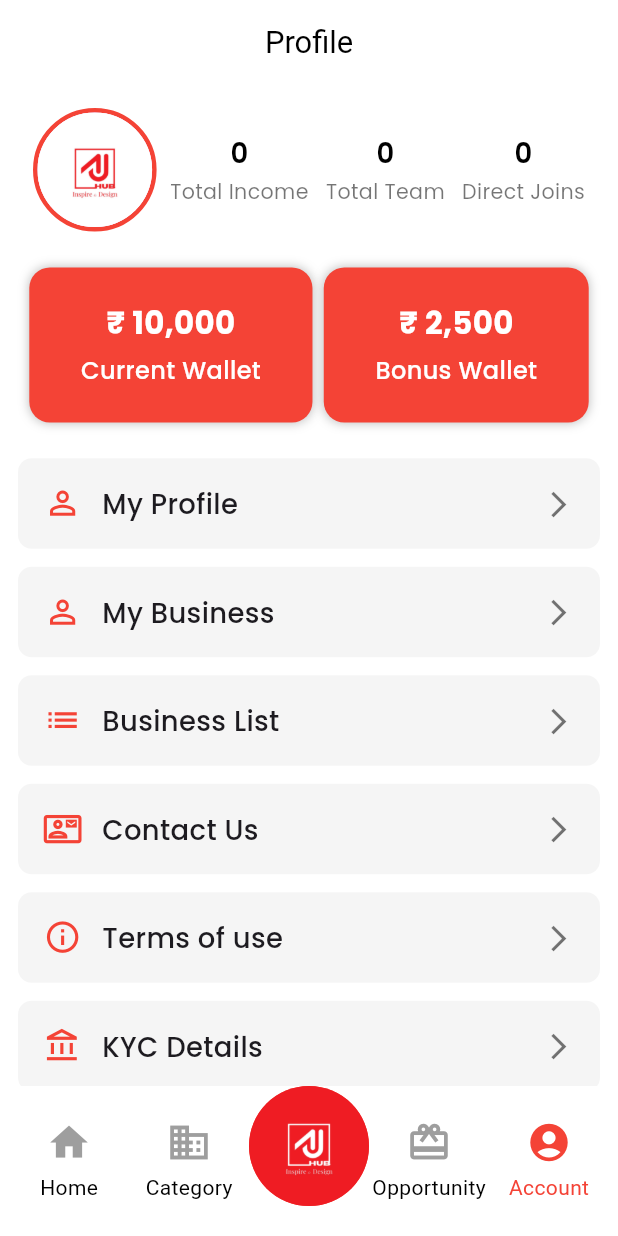
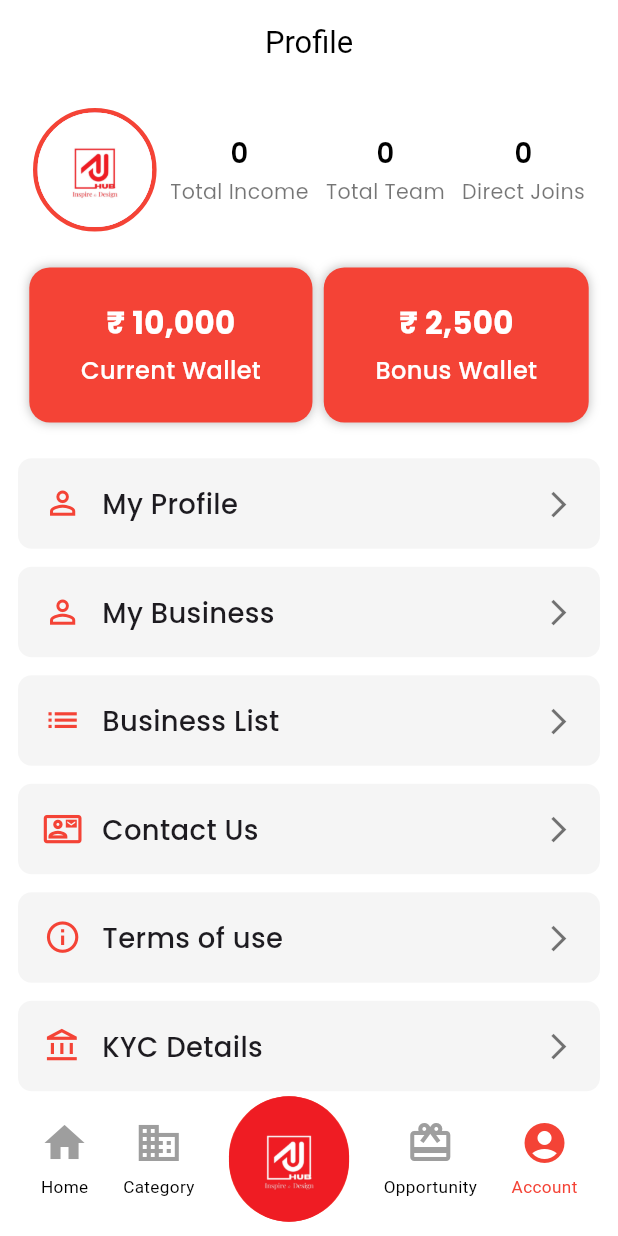
Before and after one commit to Rutu83/A-J-hub, a Flutter app: the DashboardScreen screen opened directly, swiped to page 4, on a phone screen of 412 x 824 dp. Run offline on Flutter 3.47's test engine with Material 3 defaults, Android fonts, the phone set to English and light mode, and no system bars; our stand-ins replace carousel_slider, country_picker, dotted_border, fl_chart, flutter_screenutil, google_fonts and 7 more; missing offline and left inert: flutter_appauth; accounts and stored records are empty; generated files the repository leaves out were written again; network calls fail; project files that could hold a hidden picture were left out.

Commit message:
22/10/2024 new

```diff
--- a/lib/screens/contact_us.dart
+++ b/lib/screens/contact_us.dart
@@ -71,7 +71,7 @@ class ContactUs extends StatelessWidget {
   Widget buildContactField() {
     return Column(
       children: [
-        SizedBox(
+        const SizedBox(
           height: 20,
         ),
         buildContactContainer(
@@ -79,7 +79,7 @@ class ContactUs extends StatelessWidget {
           contactInfo: '99258 50305',
           onTap: () => _launchUrl('https://wa.me/99258 50305'),
         ),
-        SizedBox(
+        const SizedBox(
           height: 20,
         ),
         buildContactContainer(
--- a/lib/screens/dashbord_screen.dart
+++ b/lib/screens/dashbord_screen.dart
@@ -1,9 +1,10 @@
+import 'package:flutter/material.dart';
+import 'package:flutter_screenutil/flutter_screenutil.dart';
+import 'package:allinone_app/screens/business_screen.dart';
 import 'package:allinone_app/screens/customer_screen.dart';
 import 'package:allinone_app/screens/home_screen.dart';
 import 'package:allinone_app/screens/oportunity.dart';
 import 'package:allinone_app/screens/profile_screen.dart';
-import 'package:allinone_app/screens/business_screen.dart'; // Import the new screen
-import 'package:flutter/material.dart';
 
 class DashboardScreen extends StatefulWidget {
   const DashboardScreen({super.key});
@@ -18,7 +19,8 @@ class DashboardScreenState extends State<DashboardScreen> {
 
   @override
   Widget build(BuildContext context) {
-    return Scaffold(
+    return SafeArea(
+      child: Scaffold(
         body: PageView(
           controller: _pageController,
           onPageChanged: (index) {
@@ -34,55 +36,57 @@ class DashboardScreenState extends State<DashboardScreen> {
             BusinessScreen(), // Add the new screen here
           ],
         ),
-      bottomSheet: Container(
+        bottomNavigationBar: SafeArea(
+          child: Container(
+            padding: EdgeInsets.only(bottom: 8.h), // Added padding to prevent overflow
             color: Colors.white,
-        child: Stack(
+            child: Row(
+              // Removed 'spaceEvenly' to manually control space
+              mainAxisAlignment: MainAxisAlignment.center,
               children: [
-            Container(
-              color: Colors.white,
-              child: Column(
-                mainAxisSize: MainAxisSize.min,
-                children: [
-                  Row(
-                    mainAxisAlignment: MainAxisAlignment.center, // Center items with less space between
-                    crossAxisAlignment: CrossAxisAlignment.end,
-                    children: [
+                // No space between Home and Category
                 _buildMenuItem(Icons.home, "Home", 0),
+                SizedBox(width: 20.w), // Adjust this value to control the space
                 _buildMenuItem(Icons.business, "Category", 1),
+
+                // Add space here between Category and Account
+                SizedBox(width: 20.w), // Adjust this value to control the space
+
                 GestureDetector(
                   onTap: () {
                     setState(() {
-                            _selectedIndex = 4; // Update to navigate to the new screen
+                      _selectedIndex = 4;
                     });
-                          _pageController.jumpToPage(4); // Navigate to the new screen
+                    _pageController.jumpToPage(4);
                   },
                   child: Container(
-                          height: 80,
-                          width: 80,
-                          margin: const EdgeInsets.only(bottom: 20),
+                    height: 70.h,
+                    width: 70.w, // Adjusted size
                     decoration: BoxDecoration(
                       color: Colors.red,
-                            borderRadius: BorderRadius.circular(50),
+                      borderRadius: BorderRadius.circular(50.r),
                     ),
                     child: ClipOval(
                       child: Image.asset(
                         'assets/images/aj2.jpg',
-                              height: 80,
-                              width: 80,
+                        height: 70.h,
+                        width: 70.w,
                         fit: BoxFit.cover,
                       ),
                     ),
                   ),
                 ),
+
+                // Add space here between Opportunity and Account
+                SizedBox(width: 20.w), // Adjust this value to control the space
+
                 _buildMenuItem(Icons.card_giftcard, "Opportunity", 2),
-                      _buildMenuItem(Icons.account_circle, "Account", 3),
-                    ],
-                  ),
+                SizedBox(width: 20.w), // Adjust this value to control the space
+                _buildMenuItem(Icons.account_circle, "Account", 3),  // Account tab
 
               ],
             ),
           ),
-          ],
         ),
       ),
     );
@@ -98,20 +102,20 @@ class DashboardScreenState extends State<DashboardScreen> {
         _pageController.jumpToPage(index);
       },
       child: SizedBox(
-        width: 80, // Set a consistent width for all items
-        height: 100, // Set a consistent height for all items
+        height: 50.h, // Adjusted size to ensure proper display
         child: Column(
           mainAxisAlignment: MainAxisAlignment.center,
           children: [
             Icon(
               icon,
-              size: 30,
+              size: 28.sp, // Adjust size with ScreenUtil
               color: _selectedIndex == index ? Colors.red : Colors.grey,
             ),
-            const SizedBox(height: 5),
+            SizedBox(height: 4.h), // Adjust with ScreenUtil
             Text(
               label,
               style: TextStyle(
+                fontSize: 10.sp, // Adjust font size with ScreenUtil
                 color: _selectedIndex == index ? Colors.red : Colors.black,
               ),
             ),
--- a/lib/screens/kyc_screen.dart
+++ b/lib/screens/kyc_screen.dart
@@ -177,7 +177,13 @@ class KycScreenState extends State<KycScreen> {
         Row(
           children: [
             if (label == 'Upload Pan Card')
-              _buildKYCUploadBox('Front Page', frontImageUrl, onFrontImagePicked),
+
+              Container(
+                margin: const EdgeInsets.only(left: 40),
+                alignment: Alignment.centerLeft,
+                child: _buildKYCUploadBox('Front Page', frontImageUrl, onFrontImagePicked),
+              )
+              ,
             if (label == 'Upload Aadhar Card') ...[
               _buildKYCUploadBox('Front Page', frontImageUrl, onFrontImagePicked),
               _buildKYCUploadBox('Back Page', backImageUrl, (file) {}),
--- a/lib/screens/profile_screen.dart
+++ b/lib/screens/profile_screen.dart
@@ -362,7 +362,7 @@ class _ProfileScreenState extends State<ProfileScreen> {
         _buildMenuOption(Icons.account_balance_outlined, "KYC Details"),
         _buildMenuOption(Icons.privacy_tip_outlined, "Privacy Policy", 'https://www.ajhub.co.in/policy'),
         _buildMenuOption(Icons.help_center_outlined, "Help & Support"),
-        _buildMenuOption(Icons.receipt_long_rounded, "Our Product & Service",'https://www.google.co.in/'),
+        // _buildMenuOption(Icons.receipt_long_rounded, "Our Product & Service",'https://www.google.co.in/'),
         _buildMenuOption(Icons.local_police_outlined, "Refund & Policy",'https://www.ajhub.co.in/refund-policy'),
         _buildMenuOption(Icons.money, "Refer & Earn"),
         _buildMenuOption(Icons.lock_outline, "Change Password"),
@@ -431,7 +431,8 @@ class _ProfileScreenState extends State<ProfileScreen> {
               context,
               MaterialPageRoute(builder: (context) => const HelpSupport()),
             );
-          }else if (label == "Change Password") {
+          }
+          else if (label == "Change Password") {
             Navigator.push(
               context,
               MaterialPageRoute(builder: (context) => const ChangePasswordPage()),
--- a/pubspec.yaml
+++ b/pubspec.yaml
@@ -78,7 +78,7 @@ dev_dependencies:
 # For information on the generic Dart part of this file, see the
 # following page: https://dart.dev/tools/pub/pubspec
 flutter_icons:
-  android: "launcher_icon"
+  android: true
   ios: true
   image_path: "assets/images/app_logo.png"
 # The following section is specific to Flutter packages.
```
Also changed, not shown: pubspec.lock, 16 other files. Lines whose indentation alone changed are shown as unchanged.
